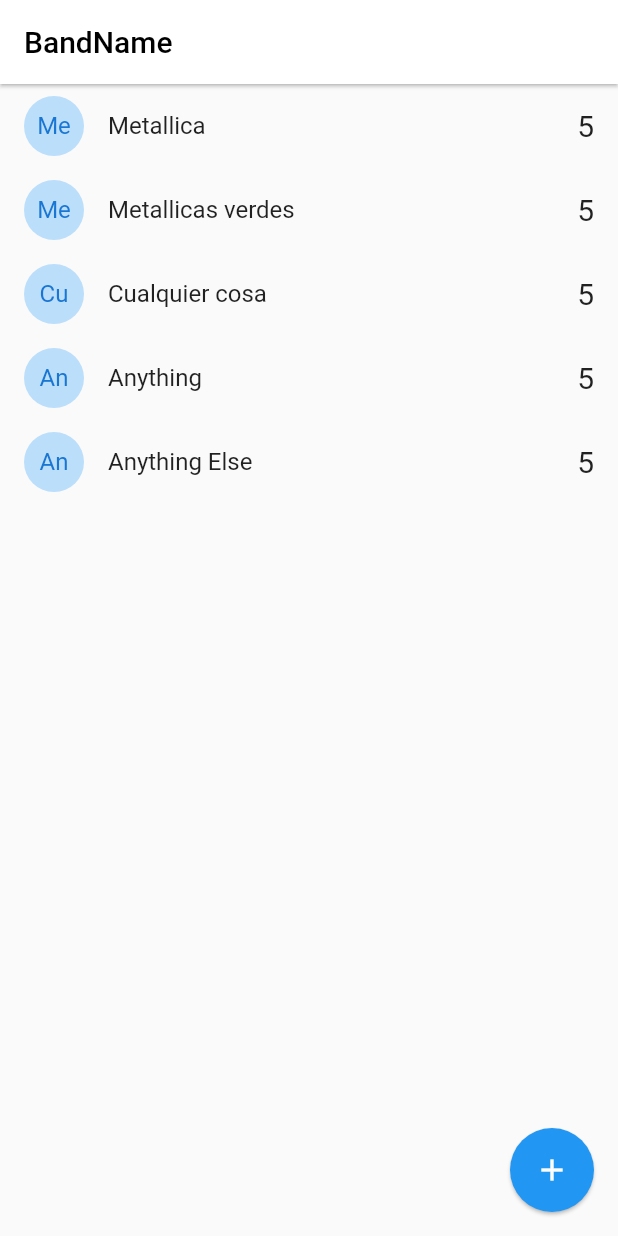
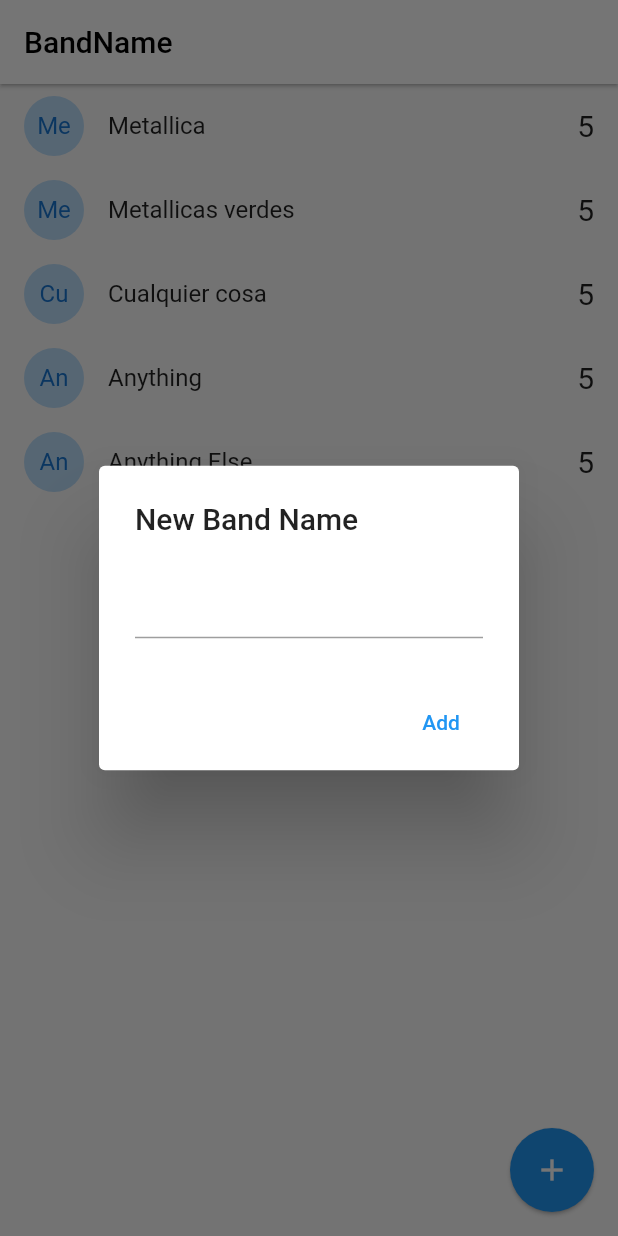
Before and after one commit to rmoralesd/flutter_band_names, a Flutter app: the screen it shows after launch, after a tap on the "add" icon, on a phone screen of 412 x 824 dp. Run offline on Flutter 3.47's test engine with Material 2 defaults, Android fonts, the phone set to English and light mode, and no system bars.

Commit message:
Add new band

```diff
--- a/lib/pages/home.dart
+++ b/lib/pages/home.dart
@@ -1,3 +1,6 @@
+import 'dart:io';
+
+import 'package:flutter/cupertino.dart';
 import 'package:flutter/material.dart';
 import 'package:flutter_band_names/models/band.dart';
 
@@ -30,7 +33,7 @@
         itemBuilder: (context, index) => _bandTile(bands[index]),
       ),
       floatingActionButton: FloatingActionButton(
-        onPressed: () {},
+        onPressed: addNewBand,
         elevation: 1,
         child: const Icon(Icons.add),
       ),
@@ -53,4 +56,63 @@
       },
     );
   }
+
+  Future<AlertDialog> addNewBand() {
+    final textController = TextEditingController();
+    if (Platform.isAndroid) {
+      return showDialog(
+        context: context,
+        builder: (context) {
+          return AlertDialog(
+            title: const Text('New Band Name'),
+            content: TextField(
+              controller: textController,
+            ),
+            actions: [
+              MaterialButton(
+                elevation: 5,
+                textColor: Colors.blue,
+                onPressed: () => addBandToList(textController.text),
+                child: const Text('Add'),
+              )
+            ],
+          );
+        },
+      );
+    }
+
+    return showCupertinoDialog(
+      context: context,
+      builder: (_) {
+        return CupertinoAlertDialog(
+          title: const Text('New Band Name'),
+          content: CupertinoTextField(
+            controller: textController,
+          ),
+          actions: [
+            CupertinoDialogAction(
+              isDefaultAction: true,
+              onPressed: () => addBandToList(textController.text),
+              child: const Text('Add'),
+            ),
+            CupertinoDialogAction(
+              isDestructiveAction: true,
+              onPressed: () => Navigator.pop(context),
+              child: const Text('Dismiss'),
+            )
+          ],
+        );
+      },
+    );
+  }
+
+  void addBandToList(String name) {
+    print(name);
+    if (name.length > 1) {
+      bands.add(Band(id: DateTime.now().toString(), name: name, votes: 0));
+      setState(() {});
+    }
+
+    Navigator.pop(context);
+  }
 }
```
